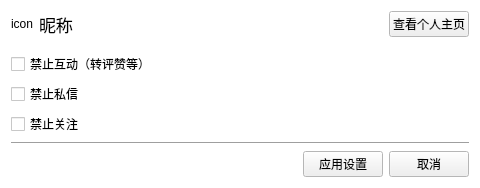
The window that resf/user_blacklist_setter.ui (clb-128258/TiebaDesktop) describes before a commit, drawn with Qt 5.
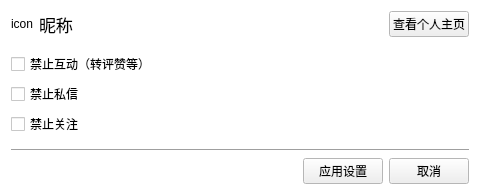
The same window after the commit.

What changed in the file:
```diff
--- a/resf/user_blacklist_setter.ui
+++ b/resf/user_blacklist_setter.ui
@@ -7,7 +7,7 @@
     <x>0</x>
     <y>0</y>
     <width>480</width>
-    <height>179</height>
+    <height>195</height>
    </rect>
   </property>
   <property name="palette">
```
